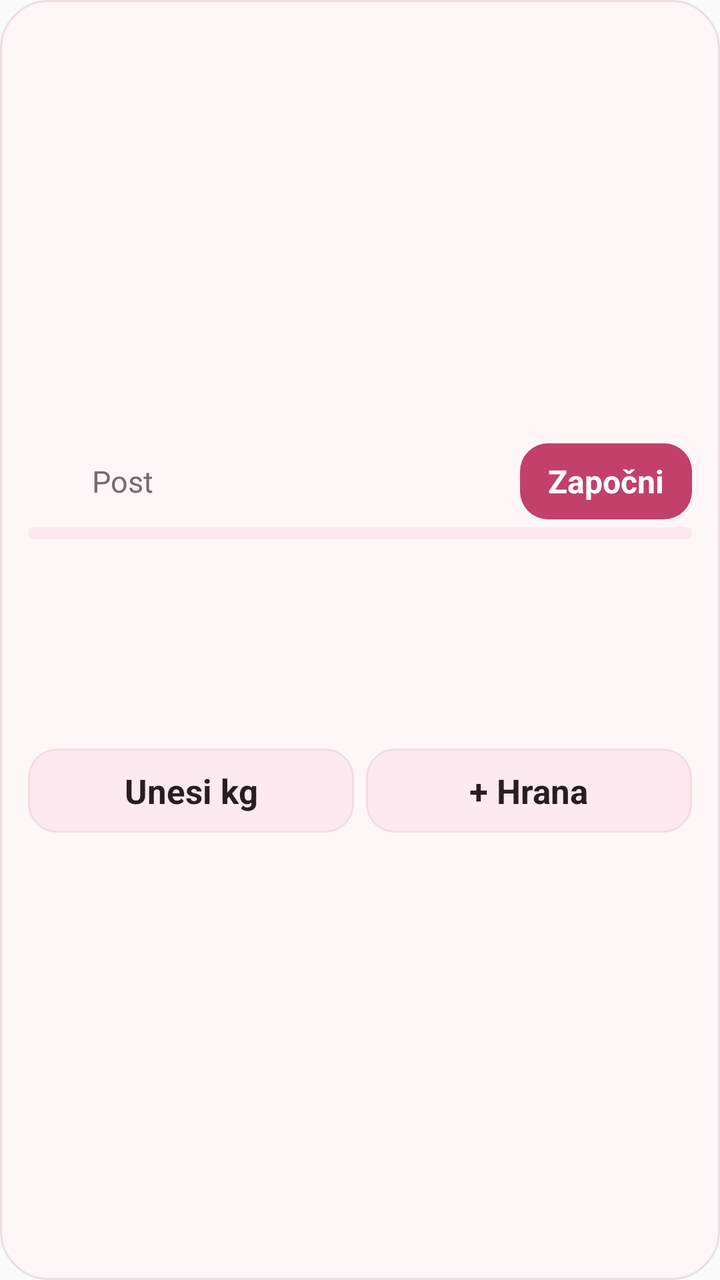
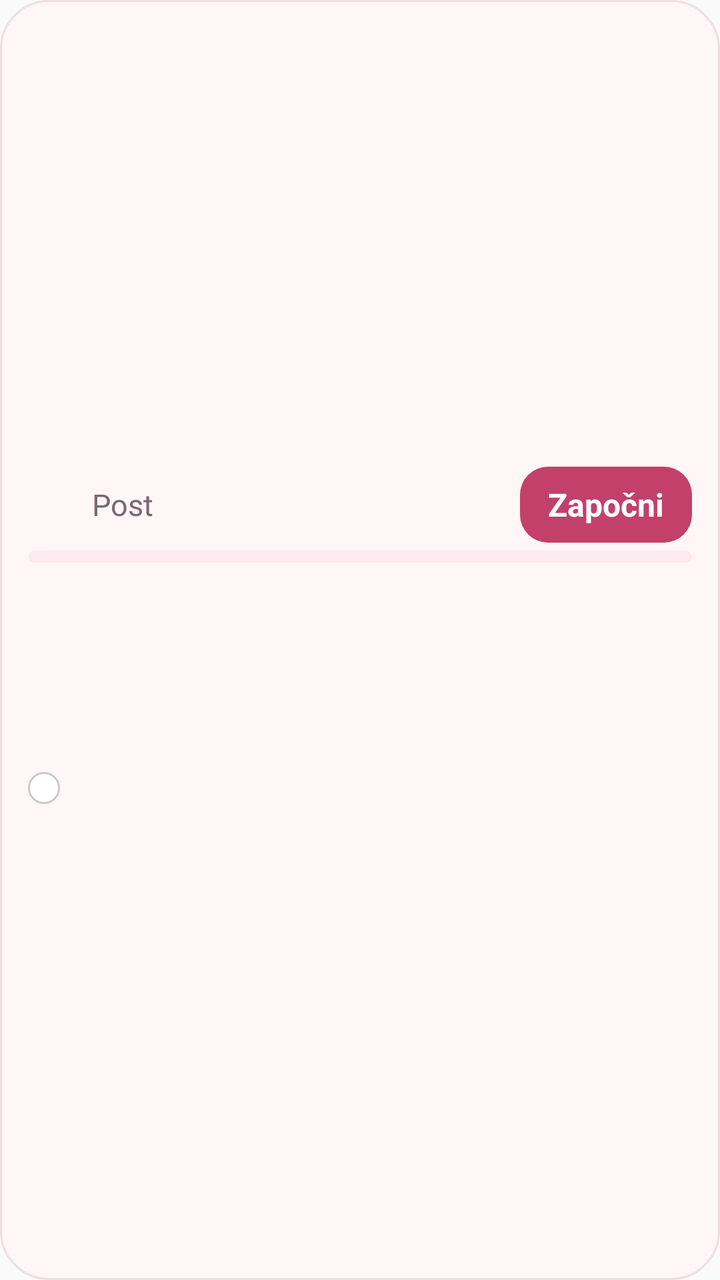

An Android layout rendered at two revisions. The XML below is the earlier revision; the diff shows what the commit changed to produce the second picture.
<!-- AndroidManifest.xml: application theme AppTheme -->
<!-- res/layout/widget_porki.xml -->
<?xml version="1.0" encoding="utf-8"?>
<LinearLayout xmlns:android="http://schemas.android.com/apk/res/android"
    android:id="@+id/w_root"
    android:layout_width="match_parent"
    android:layout_height="match_parent"
    android:background="@drawable/widget_bg"
    android:gravity="center_vertical"
    android:orientation="vertical"
    android:paddingStart="14dp"
    android:paddingTop="8dp"
    android:paddingEnd="14dp"
    android:paddingBottom="10dp">

    
    <LinearLayout
        android:id="@+id/w_fast"
        android:layout_width="match_parent"
        android:layout_height="wrap_content"
        android:orientation="vertical">

        <LinearLayout
            android:layout_width="match_parent"
            android:layout_height="wrap_content"
            android:gravity="center_vertical"
            android:minHeight="36dp"
            android:orientation="horizontal">

            <ImageView
                android:layout_width="26dp"
                android:layout_height="26dp"
                android:layout_marginEnd="6dp"
                android:contentDescription="Porki"
                android:src="@mipmap/ic_launcher_round" />

            <TextView
                android:id="@+id/w_fast_label"
                android:layout_width="wrap_content"
                android:layout_height="wrap_content"
                android:text="Post"
                android:textColor="@color/w_muted"
                android:textSize="15sp" />

            <TextView
                android:id="@+id/w_clock"
                android:layout_width="0dp"
                android:layout_height="wrap_content"
                android:layout_marginStart="8dp"
                android:layout_weight="1"
                android:gravity="end"
                android:maxLines="1"
                android:textColor="@color/w_ink"
                android:textSize="26sp"
                android:textStyle="bold" />

            <TextView
                android:id="@+id/w_fast_off"
                android:layout_width="0dp"
                android:layout_height="wrap_content"
                android:layout_marginStart="8dp"
                android:layout_weight="1"
                android:gravity="end"
                android:text="nije aktivan"
                android:textColor="@color/w_muted"
                android:textSize="15sp"
                android:visibility="gone" />

            <TextView
                android:id="@+id/w_fast_btn"
                android:layout_width="wrap_content"
                android:layout_height="38dp"
                android:layout_marginStart="10dp"
                android:background="@drawable/widget_btn"
                android:gravity="center"
                android:paddingStart="14dp"
                android:paddingEnd="14dp"
                android:text="Započni"
                android:textColor="@color/w_accent_ink"
                android:textSize="16sp"
                android:textStyle="bold" />
        </LinearLayout>

        <ProgressBar
            android:id="@+id/w_progress"
            style="?android:attr/progressBarStyleHorizontal"
            android:layout_width="match_parent"
            android:layout_height="6dp"
            android:layout_marginTop="4dp"
            android:max="1000"
            android:progressDrawable="@drawable/widget_progress" />

        <TextView
            android:id="@+id/w_fast_info"
            android:layout_width="match_parent"
            android:layout_height="wrap_content"
            android:layout_marginTop="2dp"
            android:ellipsize="end"
            android:maxLines="1"
            android:textColor="@color/w_muted"
            android:textSize="14sp" />

        <TextView
            android:id="@+id/w_fast_phase"
            android:layout_width="match_parent"
            android:layout_height="wrap_content"
            android:ellipsize="end"
            android:maxLines="1"
            android:textColor="@color/w_accent"
            android:textSize="15sp"
            android:textStyle="bold" />
    </LinearLayout>

    
    <LinearLayout
        android:layout_width="match_parent"
        android:layout_height="wrap_content"
        android:layout_marginTop="4dp"
        android:gravity="center_vertical"
        android:orientation="horizontal">

        <TextView
            android:id="@+id/w_weight"
            android:layout_width="wrap_content"
            android:layout_height="wrap_content"
            android:textColor="@color/w_ink"
            android:textSize="24sp"
            android:textStyle="bold" />

        <TextView
            android:id="@+id/w_weight_info"
            android:layout_width="0dp"
            android:layout_height="wrap_content"
            android:layout_marginStart="8dp"
            android:layout_weight="1"
            android:ellipsize="end"
            android:maxLines="1"
            android:textColor="@color/w_muted"
            android:textSize="15sp"
            android:textStyle="bold" />

        <TextView
            android:id="@+id/w_carbs"
            android:layout_width="wrap_content"
            android:layout_height="wrap_content"
            android:textColor="@color/w_muted"
            android:textSize="16sp"
            android:textStyle="bold" />
    </LinearLayout>

    
    <TextView
        android:id="@+id/w_balance"
        android:layout_width="match_parent"
        android:layout_height="wrap_content"
        android:layout_marginTop="2dp"
        android:ellipsize="end"
        android:maxLines="2"
        android:textColor="@color/w_muted"
        android:textSize="14sp" />

    
    <LinearLayout
        android:layout_width="match_parent"
        android:layout_height="wrap_content"
        android:layout_marginTop="6dp"
        android:orientation="horizontal">

        <TextView
            android:id="@+id/w_btn_weight"
            android:layout_width="0dp"
            android:layout_height="42dp"
            android:layout_marginEnd="6dp"
            android:layout_weight="1"
            android:background="@drawable/widget_btn_alt"
            android:gravity="center"
            android:text="Unesi kg"
            android:textColor="@color/w_ink"
            android:textSize="17sp"
            android:textStyle="bold" />

        <TextView
            android:id="@+id/w_btn_food"
            android:layout_width="0dp"
            android:layout_height="42dp"
            android:layout_weight="1"
            android:background="@drawable/widget_btn_alt"
            android:gravity="center"
            android:text="+ Hrana"
            android:textColor="@color/w_ink"
            android:textSize="17sp"
            android:textStyle="bold" />
    </LinearLayout>
</LinearLayout>
<!-- resources referenced by this layout -->
<resources>
  <color name="w_accent">#C2406A</color>
  <color name="w_accent_ink">#FFFFFF</color>
  <color name="w_ink">#2A1D22</color>
  <color name="w_muted">#7A6870</color>
  <!-- drawable widget_bg (drawable) -->
  <?xml version="1.0" encoding="utf-8"?>
  <shape xmlns:android="http://schemas.android.com/apk/res/android" android:shape="rectangle">
      <solid android:color="@color/w_bg" />
      <stroke android:width="1dp" android:color="@color/w_line" />
      <corners android:radius="24dp" />
  </shape>
  <!-- drawable widget_btn (drawable) -->
  <?xml version="1.0" encoding="utf-8"?>
  <shape xmlns:android="http://schemas.android.com/apk/res/android" android:shape="rectangle">
      <solid android:color="@color/w_accent" />
      <corners android:radius="14dp" />
  </shape>
  <!-- drawable widget_btn_alt (drawable) -->
  <?xml version="1.0" encoding="utf-8"?>
  <shape xmlns:android="http://schemas.android.com/apk/res/android" android:shape="rectangle">
      <solid android:color="@color/w_soft" />
      <stroke android:width="1dp" android:color="@color/w_line" />
      <corners android:radius="14dp" />
  </shape>
  <!-- drawable widget_progress (drawable) -->
  <?xml version="1.0" encoding="utf-8"?>
  <layer-list xmlns:android="http://schemas.android.com/apk/res/android">
      <item android:id="@android:id/background">
          <shape>
              <corners android:radius="4dp" />
              <solid android:color="@color/w_soft" />
          </shape>
      </item>
      <item android:id="@android:id/progress">
          <clip>
              <shape>
                  <corners android:radius="4dp" />
                  <solid android:color="@color/w_accent" />
              </shape>
          </clip>
      </item>
  </layer-list>
  <!-- mipmap ic_launcher_round (mipmap-anydpi-v26) -->
  <?xml version="1.0" encoding="utf-8"?>
  <adaptive-icon xmlns:android="http://schemas.android.com/apk/res/android">
      <background>
          <color android:color="@color/ic_launcher_background" />
      </background>
      <foreground>
          <inset android:drawable="@mipmap/ic_launcher_foreground" android:inset="0%" />
      </foreground>
  </adaptive-icon>
  <style name="AppTheme" parent="Theme.AppCompat.Light.DarkActionBar">
          
          <item name="colorPrimary">@color/colorPrimary</item>
          <item name="colorPrimaryDark">@color/colorPrimaryDark</item>
          <item name="colorAccent">@color/colorAccent</item>
      </style>
  <color name="w_bg">#FFF6F8</color>
  <color name="w_line">#F0DDE3</color>
  <color name="w_soft">#FCEAF0</color>
  <color name="ic_launcher_background">#FFC4D3</color>
</resources>

<!-- the commit's change to res/layout/widget_porki.xml (unified diff, before → after) -->
@@ -111,6 +111,7 @@
 
     
     <LinearLayout
+        android:id="@+id/w_weight_row"
         android:layout_width="match_parent"
         android:layout_height="wrap_content"
         android:layout_marginTop="4dp"
@@ -159,34 +160,38 @@
 
     
     <LinearLayout
+        android:id="@+id/w_ket_row"
         android:layout_width="match_parent"
         android:layout_height="wrap_content"
-        android:layout_marginTop="6dp"
+        android:layout_marginTop="4dp"
+        android:gravity="center_vertical"
         android:orientation="horizontal">
 
-        <TextView
-            android:id="@+id/w_btn_weight"
-            android:layout_width="0dp"
-            android:layout_height="42dp"
+        <ImageView
+            android:id="@+id/w_ket_dot"
+            android:layout_width="16dp"
+            android:layout_height="16dp"
             android:layout_marginEnd="6dp"
-            android:layout_weight="1"
-            android:background="@drawable/widget_btn_alt"
-            android:gravity="center"
-            android:text="Unesi kg"
-            android:textColor="@color/w_ink"
-            android:textSize="17sp"
-            android:textStyle="bold" />
+            android:contentDescription="Boja trakice"
+            android:src="@drawable/widget_dot" />
 
         <TextView
-            android:id="@+id/w_btn_food"
+            android:id="@+id/w_ket"
             android:layout_width="0dp"
-            android:layout_height="42dp"
+            android:layout_height="wrap_content"
             android:layout_weight="1"
-            android:background="@drawable/widget_btn_alt"
-            android:gravity="center"
-            android:text="+ Hrana"
+            android:ellipsize="end"
+            android:maxLines="1"
             android:textColor="@color/w_ink"
-            android:textSize="17sp"
+            android:textSize="14sp" />
+
+        <TextView
+            android:id="@+id/w_protein"
+            android:layout_width="wrap_content"
+            android:layout_height="wrap_content"
+            android:layout_marginStart="8dp"
+            android:textColor="@color/w_muted"
+            android:textSize="15sp"
             android:textStyle="bold" />
     </LinearLayout>
 </LinearLayout>
<!-- resource entries referenced after the edit -->
@@ -17,12 +17,11 @@
       <solid android:color="@color/w_accent" />
       <corners android:radius="14dp" />
   </shape>
-  <!-- drawable widget_btn_alt (drawable) -->
+  <!-- drawable widget_dot (drawable) -->
   <?xml version="1.0" encoding="utf-8"?>
-  <shape xmlns:android="http://schemas.android.com/apk/res/android" android:shape="rectangle">
-      <solid android:color="@color/w_soft" />
-      <stroke android:width="1dp" android:color="@color/w_line" />
-      <corners android:radius="14dp" />
+  <shape xmlns:android="http://schemas.android.com/apk/res/android" android:shape="oval">
+      <solid android:color="#FFFFFFFF" />
+      <stroke android:width="1dp" android:color="#33000000" />
   </shape>
   <!-- drawable widget_progress (drawable) -->
   <?xml version="1.0" encoding="utf-8"?>
